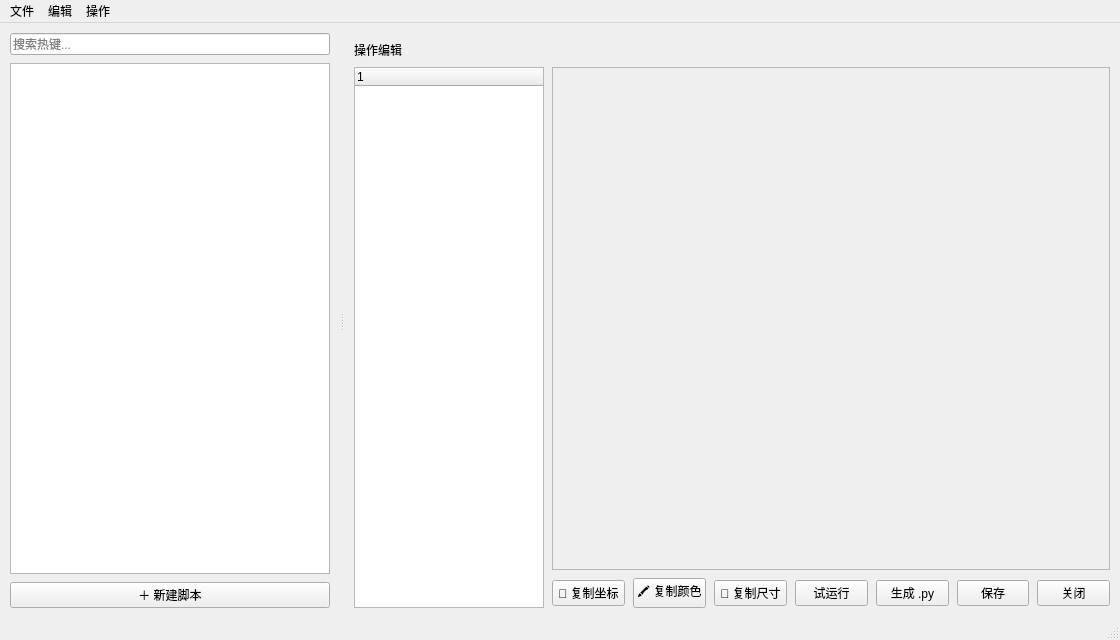
Before: the Qt Designer form hotkey/ui/forms/main_window.ui in Qiuxile/HotKey, drawn with Qt 5.
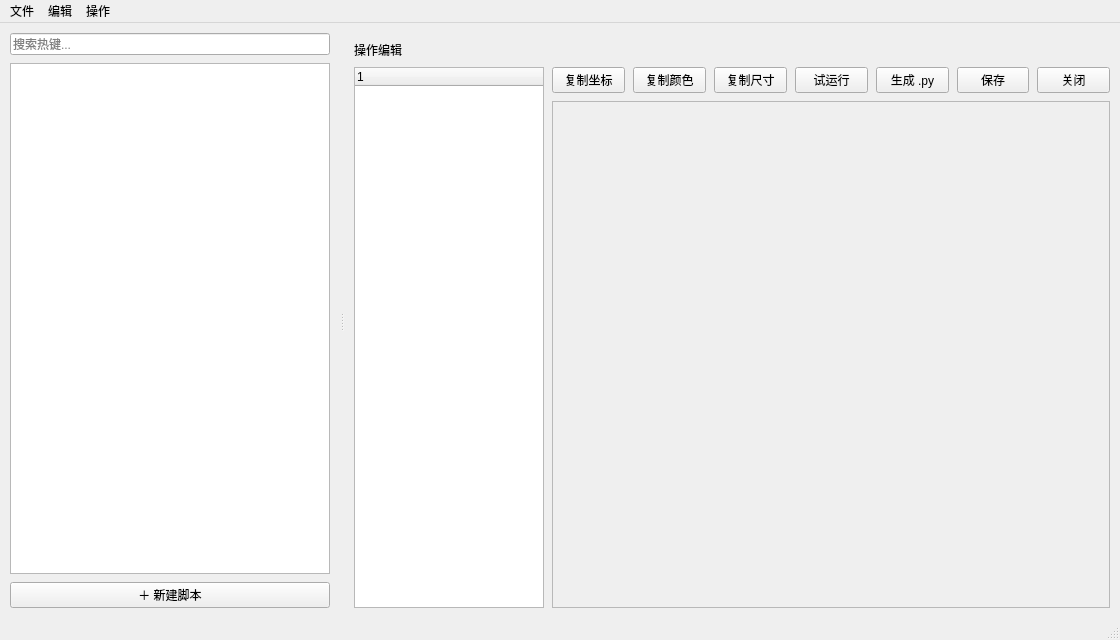
After: the same form once the commit is applied. Custom widgets are drawn as their Qt base class.

Diff of the .ui file:
```diff
--- a/hotkey/ui/forms/main_window.ui
+++ b/hotkey/ui/forms/main_window.ui
@@ -171,29 +171,26 @@
             <property name="spacing">
              <number>8</number>
             </property>
-            <item>
-             <widget class="BlockListEditor" name="blockEditor"/>
-            </item>
             <item>
              <layout class="QHBoxLayout" name="editorToolbar">
               <item>
                <widget class="QPushButton" name="btnCapturePos">
                 <property name="text">
-                 <string>🎯 复制坐标</string>
+                 <string>复制坐标</string>
                 </property>
                </widget>
               </item>
               <item>
                <widget class="QPushButton" name="btnCaptureColor">
                 <property name="text">
-                 <string>🖍 复制颜色</string>
+                 <string>复制颜色</string>
                 </property>
                </widget>
               </item>
               <item>
                <widget class="QPushButton" name="btnScreenSize">
                 <property name="text">
-                 <string>📐 复制尺寸</string>
+                 <string>复制尺寸</string>
                 </property>
                </widget>
               </item>
@@ -240,6 +237,9 @@
               </item>
              </layout>
             </item>
+            <item>
+             <widget class="BlockListEditor" name="blockEditor"/>
+            </item>
            </layout>
           </item>
          </layout>
```
